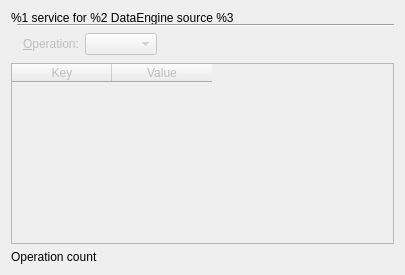
Above: engineexplorer/serviceviewer.ui from KDE/plasma-sdk before the change. Below: the same form after it.
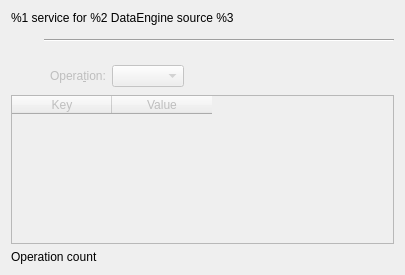
That is the form after the change. Custom widgets are drawn as their Qt base class.

Commit message: fix the layout. We need a spacer, otherwise the 2 widgets won't have enough space and they won't render nicely

```diff
--- a/engineexplorer/serviceviewer.ui
+++ b/engineexplorer/serviceviewer.ui
@@ -1,7 +1,7 @@
 <ui version="4.0" >
  <class>ServiceViewer</class>
- <widget class="QWidget" name="ServiceViewer" >
-  <property name="geometry" >
+ <widget class="QWidget" name="ServiceViewer">
+  <property name="geometry">
    <rect>
     <x>0</x>
     <y>0</y>
@@ -9,47 +9,33 @@
     <height>275</height>
    </rect>
   </property>
-  <layout class="QGridLayout" name="gridLayout" >
-   <item rowspan="2" row="0" column="0" colspan="5" >
-    <widget class="QLabel" name="m_title" >
-     <property name="text" >
-      <string comment="KDE::DoNotExtract" >%1 service for %2 DataEngine source %3</string>
+  <layout class="QGridLayout" name="gridLayout">
+   <item row="4" column="3" rowspan="2">
+    <widget class="KComboBox" name="m_operations">
+     <property name="enabled">
+      <bool>false</bool>
      </property>
     </widget>
    </item>
-   <item rowspan="2" row="1" column="1" colspan="4" >
-    <widget class="Line" name="line" >
-     <property name="orientation" >
-      <enum>Qt::Horizontal</enum>
-     </property>
-    </widget>
-   </item>
-   <item rowspan="2" row="2" column="2" >
-    <widget class="QLabel" name="m_operationsLabel" >
-     <property name="enabled" >
+   <item row="4" column="2" rowspan="2">
+    <widget class="QLabel" name="m_operationsLabel">
+     <property name="enabled">
       <bool>false</bool>
      </property>
-     <property name="text" >
-      <string>&amp;Operation:</string>
+     <property name="text">
+      <string>Opera&amp;tion:</string>
      </property>
-     <property name="buddy" >
+     <property name="buddy">
       <cstring>m_operations</cstring>
      </property>
     </widget>
    </item>
-   <item rowspan="2" row="2" column="3" >
-    <widget class="KComboBox" name="m_operations" >
-     <property name="enabled" >
-      <bool>false</bool>
-     </property>
-    </widget>
-   </item>
-   <item row="3" column="4" >
-    <spacer name="horizontalSpacer" >
-     <property name="orientation" >
+   <item row="5" column="4">
+    <spacer name="horizontalSpacer">
+     <property name="orientation">
       <enum>Qt::Horizontal</enum>
      </property>
-     <property name="sizeHint" stdset="0" >
+     <property name="sizeHint" stdset="0">
       <size>
        <width>217</width>
        <height>20</height>
@@ -57,30 +43,57 @@
      </property>
     </spacer>
    </item>
-   <item row="4" column="0" colspan="5" >
-    <widget class="QTableWidget" name="m_operationDescription" >
-     <property name="enabled" >
+   <item row="1" column="1" rowspan="4" colspan="4">
+    <widget class="Line" name="line">
+     <property name="orientation">
+      <enum>Qt::Horizontal</enum>
+     </property>
+    </widget>
+   </item>
+   <item row="6" column="0" colspan="5">
+    <widget class="QTableWidget" name="m_operationDescription">
+     <property name="enabled">
       <bool>false</bool>
      </property>
      <column>
-      <property name="text" >
+      <property name="text">
        <string>Key</string>
       </property>
      </column>
      <column>
-      <property name="text" >
+      <property name="text">
        <string>Value</string>
       </property>
      </column>
     </widget>
    </item>
-   <item row="5" column="0" colspan="5" >
-    <widget class="QLabel" name="m_operationStatus" >
-     <property name="text" >
+   <item row="7" column="0" colspan="5">
+    <widget class="QLabel" name="m_operationStatus">
+     <property name="text">
       <string>Operation count</string>
      </property>
     </widget>
    </item>
+   <item row="0" column="0" rowspan="2" colspan="5">
+    <widget class="QLabel" name="m_title">
+     <property name="text">
+      <string comment="KDE::DoNotExtract">%1 service for %2 DataEngine source %3</string>
+     </property>
+    </widget>
+   </item>
+   <item row="2" column="0">
+    <spacer name="horizontalSpacer_2">
+     <property name="orientation">
+      <enum>Qt::Horizontal</enum>
+     </property>
+     <property name="sizeHint" stdset="0">
+      <size>
+       <width>40</width>
+       <height>20</height>
+      </size>
+     </property>
+    </spacer>
+   </item>
   </layout>
  </widget>
  <customwidgets>
```
Left out of the diff: 3 changed lines with no effect on the pictures.
